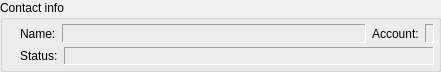
The window that trunk/src/plugins/messagewidgets/infowidget.ui (vacuum-im/vacuum-im) describes before a commit, drawn with Qt 5.
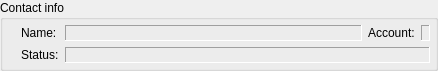
The same window after the commit.

Commit message: Небольшая оптимизация и улучшения в IInfoWidget.

What changed in the file:
```diff
--- a/trunk/src/plugins/messagewidgets/infowidget.ui
+++ b/trunk/src/plugins/messagewidgets/infowidget.ui
@@ -6,8 +6,8 @@
    <rect>
     <x>0</x>
     <y>0</y>
-    <width>441</width>
-    <height>72</height>
+    <width>438</width>
+    <height>66</height>
    </rect>
   </property>
   <layout class="QVBoxLayout">
@@ -19,9 +19,9 @@
      <property name="title">
       <string>Contact info</string>
      </property>
-     <layout class="QHBoxLayout">
+     <layout class="QHBoxLayout" name="horizontalLayout">
       <property name="margin">
-       <number>4</number>
+       <number>5</number>
       </property>
       <item>
        <widget class="QLabel" name="lblAvatar">
@@ -34,29 +34,8 @@
        </widget>
       </item>
       <item>
-       <widget class="QWidget" name="wdtTextInfo" native="true">
-        <property name="sizePolicy">
-         <sizepolicy hsizetype="Expanding" vsizetype="Preferred">
-          <horstretch>0</horstretch>
-          <verstretch>0</verstretch>
-         </sizepolicy>
-        </property>
-        <layout class="QVBoxLayout">
-         <property name="spacing">
-          <number>4</number>
-         </property>
-         <property name="margin">
-          <number>0</number>
-         </property>
-         <item>
-          <layout class="QHBoxLayout">
-           <item>
-            <widget class="QWidget" name="wdtName" native="true">
-             <layout class="QHBoxLayout">
-              <property name="margin">
-               <number>0</number>
-              </property>
-              <item>
+       <layout class="QGridLayout" name="gridLayout">
+        <item row="0" column="0">
                <widget class="QLabel" name="lblLabelName">
                 <property name="sizePolicy">
                  <sizepolicy hsizetype="Maximum" vsizetype="Preferred">
@@ -69,7 +48,7 @@
                 </property>
                </widget>
               </item>
-              <item>
+        <item row="0" column="1">
                <widget class="QLabel" name="lblName">
                 <property name="sizePolicy">
                  <sizepolicy hsizetype="Expanding" vsizetype="Preferred">
@@ -83,24 +62,12 @@
                 <property name="frameShadow">
                  <enum>QFrame::Sunken</enum>
                 </property>
-                <property name="text">
-                 <string/>
-                </property>
-                <property name="margin">
-                 <number>1</number>
-                </property>
-               </widget>
-              </item>
-             </layout>
-            </widget>
-           </item>
-           <item>
-            <widget class="QWidget" name="wdtAccount" native="true">
-             <layout class="QHBoxLayout">
-              <property name="margin">
-               <number>0</number>
-              </property>
-              <item>
+          <property name="textInteractionFlags">
+           <set>Qt::LinksAccessibleByKeyboard|Qt::LinksAccessibleByMouse|Qt::TextBrowserInteraction|Qt::TextSelectableByKeyboard|Qt::TextSelectableByMouse</set>
+          </property>
+         </widget>
+        </item>
+        <item row="0" column="2">
                <widget class="QLabel" name="lblLabelAccount">
                 <property name="sizePolicy">
                  <sizepolicy hsizetype="Maximum" vsizetype="Preferred">
@@ -113,7 +80,7 @@
                 </property>
                </widget>
               </item>
-              <item>
+        <item row="0" column="3">
                <widget class="QLabel" name="lblAccount">
                 <property name="frameShape">
                  <enum>QFrame::Panel</enum>
@@ -121,26 +88,12 @@
                 <property name="frameShadow">
                  <enum>QFrame::Sunken</enum>
                 </property>
-                <property name="text">
-                 <string/>
-                </property>
-                <property name="margin">
-                 <number>1</number>
-                </property>
-               </widget>
-              </item>
-             </layout>
-            </widget>
-           </item>
-          </layout>
-         </item>
-         <item>
-          <widget class="QWidget" name="wdtStatus" native="true">
-           <layout class="QHBoxLayout">
-            <property name="margin">
-             <number>0</number>
-            </property>
-            <item>
+          <property name="textInteractionFlags">
+           <set>Qt::LinksAccessibleByKeyboard|Qt::LinksAccessibleByMouse|Qt::TextBrowserInteraction|Qt::TextSelectableByKeyboard|Qt::TextSelectableByMouse</set>
+          </property>
+         </widget>
+        </item>
+        <item row="1" column="0">
              <widget class="QLabel" name="lblLabelStatus">
               <property name="sizePolicy">
                <sizepolicy hsizetype="Maximum" vsizetype="Preferred">
@@ -153,7 +106,7 @@
               </property>
              </widget>
             </item>
-            <item>
+        <item row="1" column="1" colspan="3">
              <widget class="QLabel" name="lblStatus">
               <property name="sizePolicy">
                <sizepolicy hsizetype="Expanding" vsizetype="Preferred">
@@ -170,16 +123,12 @@
               <property name="wordWrap">
                <bool>true</bool>
               </property>
-              <property name="margin">
-               <number>1</number>
+          <property name="textInteractionFlags">
+           <set>Qt::LinksAccessibleByKeyboard|Qt::LinksAccessibleByMouse|Qt::TextBrowserInteraction|Qt::TextSelectableByKeyboard|Qt::TextSelectableByMouse</set>
               </property>
              </widget>
             </item>
            </layout>
-          </widget>
-         </item>
-        </layout>
-       </widget>
       </item>
      </layout>
     </widget>
```
Lines whose indentation alone changed are shown as unchanged. The commit also changes 2 other files.
